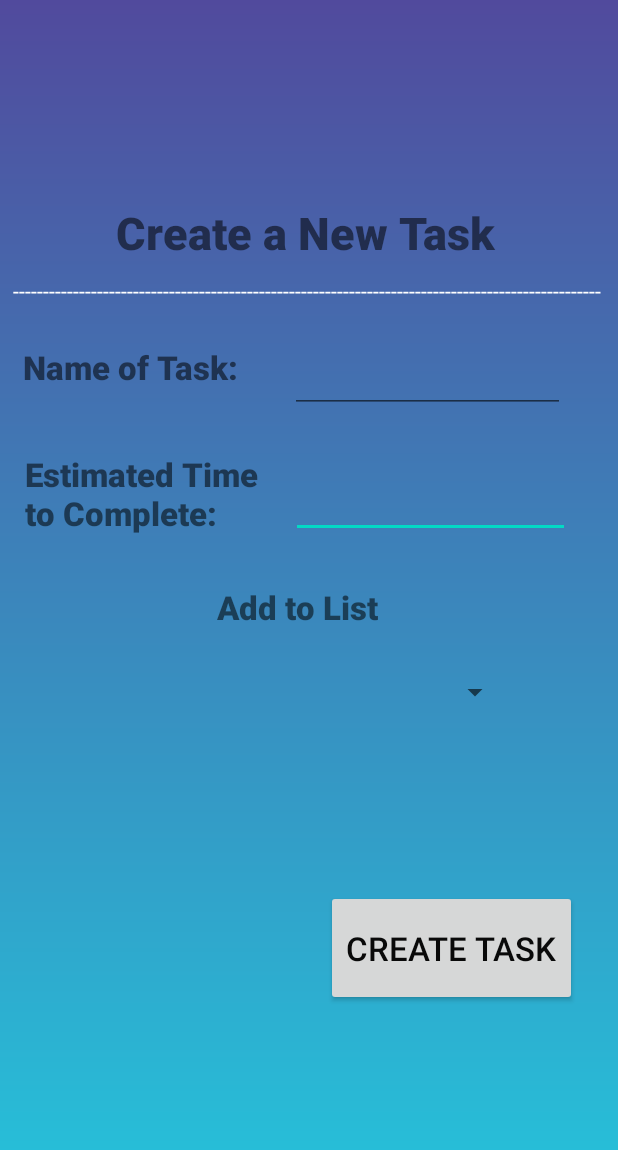
After one commit to anastasia21112/productivityCAC, an Android app: the layout createnewtask_activity.xml on its own in the app's theme, with its tools: preview values and no code run, on a phone screen of 412 x 824 dp. The commit adds this screen. Shown: the top 1150 px of the screen. Run offline under Robolectric (Android 15) with nearby library versions, the phone set to English and light mode, and no system bars.

Commit message:
switches page at click of button
TODO: add feature to all views

```diff
--- a/app/src/main/AndroidManifest.xml
+++ b/app/src/main/AndroidManifest.xml
@@ -11,7 +11,7 @@
         android:theme="@style/AppTheme">
         <activity
             android:name=".StopwatchActivity"
-            android:label="@string/app_name"
+            android:label="@string/stopwatch_activity"
             android:theme="@style/AppTheme.NoActionBar">
             <intent-filter>
                 <action android:name="android.intent.action.MAIN" />
@@ -22,14 +22,16 @@
 
         <activity
             android:name=".MainActivity"
-            android:label="@string/app_name" >
+            android:label="@string/main_activity" >
 
-            <intent-filter>
-                <action android:name="android.intent.action.MAIN" />
-                <category android:name="android.intent.category.LAUNCHER" />
-            </intent-filter>
 
         </activity>
+
+        <activity
+            android:name=".LoginActivity"
+            android:label="@string/login_activity">
+        </activity>
+
     </application>
 
 </manifest>
--- /dev/null
+++ b/app/src/main/java/com/example/productivitycac/CreateNewTaskActivity.java
@@ -0,0 +1,51 @@
+package com.example.productivitycac;
+
+import android.os.Bundle;
+import android.util.Log;
+import android.view.View;
+import android.widget.AdapterView;
+import android.widget.ArrayAdapter;
+import android.widget.EditText;
+import android.widget.Spinner;
+
+import androidx.appcompat.app.AppCompatActivity;
+
+import java.util.ArrayList;
+import java.util.List;
+
+
+public class CreateNewTaskActivity extends AppCompatActivity
+{
+
+    public void clickFunction(View v)
+    {
+        EditText taskName = findViewById(R.id.taskNameInput);
+        EditText taskTime = findViewById(R.id.taskTimeInput);
+
+        Log.i("Task Name", taskName.toString());
+        Log.i("Task Time", taskTime.toString());
+
+        Spinner spinner = (Spinner) findViewById(R.id.listOptions);
+        spinner.setOnItemSelectedListener((AdapterView.OnItemSelectedListener) this);
+        //spinner.setDropDownViewResource(android.R.layout.simple_spinner_dropdown_item);
+
+        List<String> categories = new ArrayList<String>();
+        categories.add("List 1");
+        categories.add("List 2");
+        categories.add("List 3");
+        categories.add("List 4");
+        categories.add("List 5");
+        categories.add("New List");
+
+        ArrayAdapter<String> dataAdapter = new ArrayAdapter<String>(this, android.R.layout.simple_spinner_item, categories);
+        dataAdapter.setDropDownViewResource(android.R.layout.simple_spinner_dropdown_item);
+        spinner.setAdapter(dataAdapter);
+    }
+
+    @Override
+    protected void onCreate(Bundle savedInstanceState)
+    {
+        super.onCreate(savedInstanceState);
+        setContentView(R.layout.createnewtask_activity);
+    }
+}
--- a/app/src/main/java/com/example/productivitycac/StopwatchActivity.java
+++ b/app/src/main/java/com/example/productivitycac/StopwatchActivity.java
@@ -2,8 +2,10 @@ package com.example.productivitycac;
 
 import androidx.appcompat.app.AppCompatActivity;
 
+import android.content.Intent;
 import android.os.Bundle;
 import android.os.SystemClock;
+import android.widget.Button;
 import android.widget.Chronometer;
 import android.view.View;
 
@@ -18,8 +20,14 @@ public class StopwatchActivity extends AppCompatActivity {
         setContentView(R.layout.stopwatch_activity_main);
 
         chronometer = findViewById(R.id.chronometer);
+
+
     }
 
+    public void nextActivity(View v)
+    {
+        setContentView(R.layout.createnewtask_activity);
+    }
     public void startChronometer(View v)
     {
         if(!running)
--- a/app/src/main/res/drawable/teal_purple_gradient.xml
+++ b/app/src/main/res/drawable/teal_purple_gradient.xml
@@ -5,8 +5,4 @@
         android:startColor="#514A9D"
         android:endColor="#24C6DC"
         android:angle="-180"/>
-<<<<<<< HEAD
 </shape>
-=======
-</shape>
->>>>>>> 34debaa1b796a26722d964fe7b7f3ba6cde41b11
--- a/app/src/main/res/layout/activity_login.xml
+++ b/app/src/main/res/layout/activity_login.xml
@@ -4,7 +4,8 @@
     xmlns:app="http://schemas.android.com/apk/res-auto"
     xmlns:tools="http://schemas.android.com/tools"
     android:layout_width="match_parent"
-    android:layout_height="match_parent">
+    android:layout_height="match_parent"
+    android:background="@drawable/teal_purple_gradient">
 
     <TextView
         android:id="@+id/loginTitle"
--- /dev/null
+++ b/app/src/main/res/layout/createnewtask_activity.xml
@@ -0,0 +1,157 @@
+<?xml version="1.0" encoding="utf-8"?>
+<androidx.constraintlayout.widget.ConstraintLayout xmlns:android="http://schemas.android.com/apk/res/android"
+    xmlns:app="http://schemas.android.com/apk/res-auto"
+    xmlns:tools="http://schemas.android.com/tools"
+    android:id="@+id/create_new_task_activity"
+    android:layout_width="match_parent"
+    android:layout_height="match_parent"
+    tools:context=".CreateNewTaskActivity"
+    android:background="@drawable/teal_purple_gradient">
+
+
+    <TextView
+        android:id="@+id/newTaskHeader"
+        android:layout_width="258dp"
+        android:layout_height="41dp"
+        android:layout_marginStart="15dp"
+        android:layout_marginLeft="15dp"
+        android:layout_marginTop="100dp"
+        android:layout_marginEnd="15dp"
+        android:layout_marginRight="15dp"
+        android:layout_marginBottom="614dp"
+        android:text="Create a New Task"
+        android:textSize="30sp"
+        app:fontFamily="sans-serif-black"
+        app:layout_constraintBottom_toBottomOf="parent"
+        app:layout_constraintEnd_toEndOf="parent"
+        app:layout_constraintStart_toStartOf="parent"
+        app:layout_constraintTop_toTopOf="parent" />
+
+    <TextView
+        android:id="@+id/textView2"
+        android:layout_width="395dp"
+        android:layout_height="14dp"
+        android:layout_marginStart="1dp"
+        android:layout_marginLeft="1dp"
+        android:layout_marginTop="8dp"
+        android:layout_marginEnd="1dp"
+        android:layout_marginRight="1dp"
+        android:text="-----------------------------------------------------------------------------------------------------------------------------"
+        android:textColor="#FFFFFF"
+        app:layout_constraintEnd_toEndOf="parent"
+        app:layout_constraintStart_toStartOf="parent"
+        app:layout_constraintTop_toBottomOf="@+id/newTaskHeader" />
+
+    <TextView
+        android:id="@+id/nameText"
+        android:layout_width="148dp"
+        android:layout_height="39dp"
+        android:layout_marginStart="15dp"
+        android:layout_marginLeft="15dp"
+        android:layout_marginTop="32dp"
+        android:text="Name of Task:"
+        android:textSize="22sp"
+        app:fontFamily="sans-serif-black"
+        app:layout_constraintStart_toStartOf="parent"
+        app:layout_constraintTop_toBottomOf="@+id/textView2" />
+
+    <Spinner
+        android:id="@+id/listOptions"
+        android:layout_width="270dp"
+        android:layout_height="8dp"
+        android:layout_marginStart="50dp"
+        android:layout_marginLeft="50dp"
+        android:layout_marginTop="32dp"
+        android:layout_marginEnd="50dp"
+        android:layout_marginRight="50dp"
+        app:layout_constraintEnd_toEndOf="parent"
+        app:layout_constraintHorizontal_bias="0.487"
+        app:layout_constraintStart_toStartOf="parent"
+        app:layout_constraintTop_toBottomOf="@+id/listText" />
+
+    <TextView
+        android:id="@+id/listText"
+        android:layout_width="123dp"
+        android:layout_height="35dp"
+        android:layout_marginStart="140dp"
+        android:layout_marginLeft="140dp"
+        android:layout_marginTop="31dp"
+        android:layout_marginEnd="140dp"
+        android:layout_marginRight="140dp"
+        android:text="Add to List"
+        android:textSize="22sp"
+        app:fontFamily="sans-serif-black"
+        app:layout_constraintEnd_toEndOf="parent"
+        app:layout_constraintStart_toStartOf="parent"
+        app:layout_constraintTop_toBottomOf="@+id/timeText" />
+
+    <TextView
+        android:id="@+id/timeText"
+        android:layout_width="162dp"
+        android:layout_height="57dp"
+        android:layout_marginStart="16dp"
+        android:layout_marginLeft="16dp"
+        android:layout_marginTop="32dp"
+        android:layout_marginEnd="233dp"
+        android:layout_marginRight="233dp"
+        android:text="Estimated Time to Complete:"
+        android:textSize="22sp"
+        app:fontFamily="sans-serif-black"
+        app:layout_constraintEnd_toEndOf="parent"
+        app:layout_constraintStart_toStartOf="parent"
+        app:layout_constraintTop_toBottomOf="@+id/nameText" />
+
+    <EditText
+        android:id="@+id/taskTimeInput"
+        android:layout_width="186dp"
+        android:layout_height="37dp"
+        android:layout_marginStart="15dp"
+        android:layout_marginLeft="15dp"
+        android:layout_marginTop="46dp"
+        android:layout_marginEnd="8dp"
+        android:layout_marginRight="8dp"
+        android:ems="10"
+        android:inputType="numberDecimal"
+        app:layout_constraintEnd_toEndOf="parent"
+        app:layout_constraintHorizontal_bias="0.0"
+        app:layout_constraintStart_toEndOf="@+id/timeText"
+        app:layout_constraintTop_toBottomOf="@+id/taskNameInput" />
+
+    <Button
+        android:id="@+id/create"
+        android:layout_width="167dp"
+        android:layout_height="77dp"
+        android:layout_marginStart="217dp"
+        android:layout_marginLeft="217dp"
+        android:layout_marginTop="128dp"
+        android:layout_marginEnd="27dp"
+        android:layout_marginRight="27dp"
+        android:text="Create Task"
+        android:textColor="#090909"
+        android:textColorHighlight="#FFFFFF"
+        android:textSize="22sp"
+        app:layout_constraintEnd_toEndOf="parent"
+        app:layout_constraintHorizontal_bias="1.0"
+        app:layout_constraintStart_toStartOf="parent"
+        app:layout_constraintTop_toBottomOf="@+id/listOptions" />
+
+    <EditText
+        android:id="@+id/taskNameInput"
+        android:layout_width="183dp"
+        android:layout_height="45dp"
+        android:layout_marginStart="31dp"
+        android:layout_marginLeft="31dp"
+        android:layout_marginTop="32dp"
+        android:layout_marginEnd="35dp"
+        android:layout_marginRight="35dp"
+        android:ems="10"
+        android:inputType="textPersonName"
+        android:shadowColor="#FFFFFF"
+        android:textColor="#FFFFFF"
+        android:textColorHighlight="#FFFFFF"
+        app:layout_constraintEnd_toEndOf="parent"
+        app:layout_constraintHorizontal_bias="1.0"
+        app:layout_constraintStart_toEndOf="@+id/nameText"
+        app:layout_constraintTop_toBottomOf="@+id/textView2" />
+
+</androidx.constraintlayout.widget.ConstraintLayout>
--- a/app/src/main/res/layout/stopwatch_activity_main.xml
+++ b/app/src/main/res/layout/stopwatch_activity_main.xml
@@ -6,7 +6,7 @@
     android:layout_height="match_parent"
     android:orientation="vertical"
     android:gravity="center"
-    android:id="@+id/layout"
+    android:id="@+id/stopwatch_ayout"
     tools:context=".StopwatchActivity"
     android:background="@drawable/teal_purple_gradient">
 
@@ -39,5 +39,12 @@
         android:onClick="resetChronometer"
         android:textColor="#000080"
         />
+    <Button
+        android:layout_width="wrap_content"
+        android:layout_height="wrap_content"
+        android:text="Next Activity"
+        android:onClick="nextActivity"
+        android:textColor="#000080"
+        />
 
 </LinearLayout>
--- a/app/src/main/res/values/strings.xml
+++ b/app/src/main/res/values/strings.xml
@@ -18,4 +18,7 @@
     <string name="invalid_username">Not a valid username</string>
     <string name="invalid_password">Password must be >5 characters</string>
     <string name="login_failed">"Login failed"</string>
+    <string name="main_activity">main_activity</string>
+    <string name="stopwatch_activity">stopwatch_activity</string>
+    <string name="login_activity">login_activity</string>
 </resources>
```
Also changed, not shown: app/src/main/java/com/example/productivitycac/MainActivity.java (+2 -9 lines).
